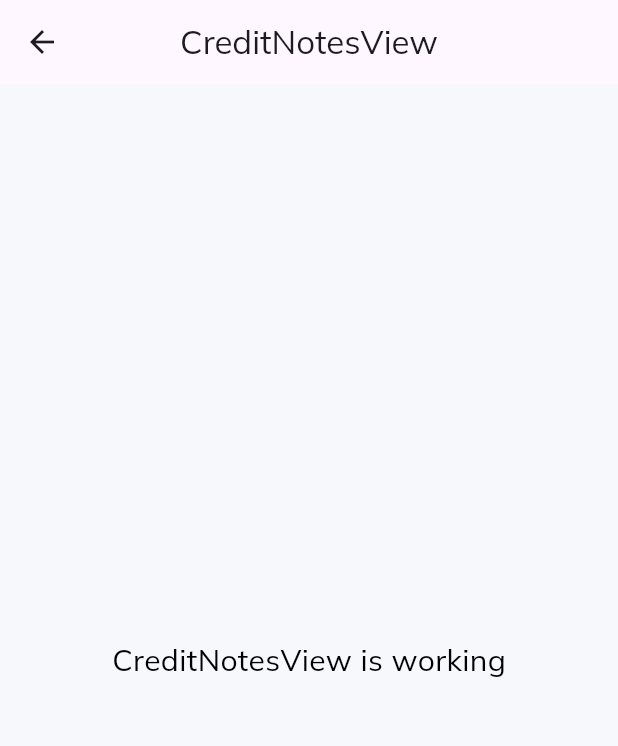
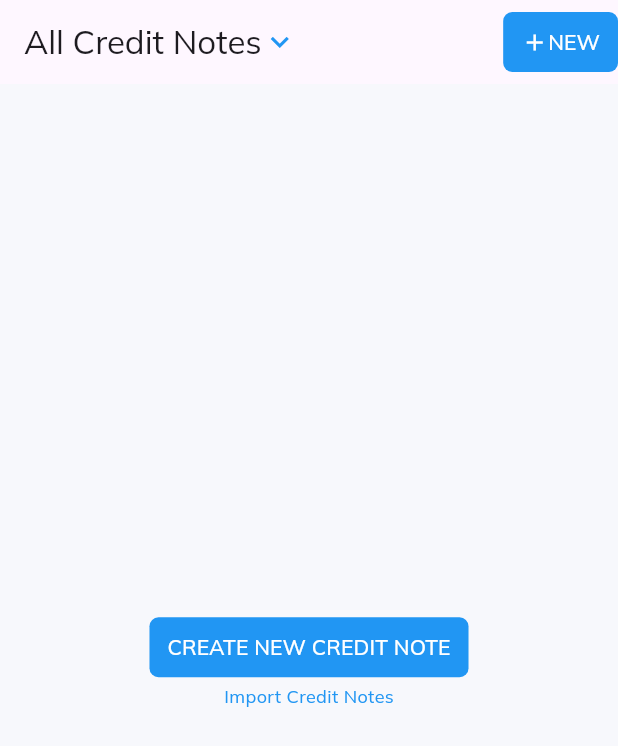
Before and after one commit to DinuchDev/vet-inventory-management, a Flutter app: the CreditNotesView screen opened directly, on a phone screen of 412 x 824 dp. Shown: the top 746 px of the screen. Run offline on Flutter 3.47's test engine with Material 3 defaults, Android fonts, the phone set to English and light mode, and no system bars; our stand-ins replace charts_flutter, data_table_2, get, google_fonts.

Commit message:
feat: credit_notes

```diff
--- a/lib/app/modules/sales/credit_notes/views/credit_notes_view.dart
+++ b/lib/app/modules/sales/credit_notes/views/credit_notes_view.dart
@@ -6,19 +6,68 @@ import '../controllers/credit_notes_controller.dart';
 
 class CreditNotesView extends GetView<CreditNotesController> {
   const CreditNotesView({super.key});
+
   @override
   Widget build(BuildContext context) {
     return Scaffold(
-      appBar: AppBar(
-        title: const Text('CreditNotesView'),
-        centerTitle: true,
-      ),
-      body: const Center(
-        child: Text(
-          'CreditNotesView is working',
-          style: TextStyle(fontSize: 20),
-        ),
-      ),
-    );
+        appBar: AppBar(
+            automaticallyImplyLeading: false,
+            title: Row(
+              mainAxisSize: MainAxisSize.min,
+              // Prevents it from taking full width
+              children: const [
+                Text('All Credit Notes'),
+                Icon(Icons.keyboard_arrow_down, color: Colors.blue),
+              ],
+            ),
+            actions: [
+              Row(
+                children: [
+                  TextButton(
+                    onPressed: () {},
+                    style: TextButton.styleFrom(
+                      backgroundColor: Colors.blue,
+                      shape: RoundedRectangleBorder(
+                        borderRadius:
+                            BorderRadius.circular(6), // Adjust the radius
+                      ),
+                    ),
+                    child: Row(
+                      children: [
+                        Icon(Icons.add, color: Colors.white),
+                        const Text(
+                          'NEW',
+                          style: TextStyle(color: Colors.white),
+                        ),
+                      ],
+                    ),
+                  ),
+                ],
+              )
+            ]),
+        body: Center(
+          child: Column(
+            mainAxisAlignment: MainAxisAlignment.center,
+            children: [
+              TextButton(
+                onPressed: () {},
+                style: TextButton.styleFrom(
+                  backgroundColor: Colors.blue,
+                  shape: RoundedRectangleBorder(
+                    borderRadius: BorderRadius.circular(6), // Adjust the radius
+                  ),
+                ),
+                child: const Text(
+                  'CREATE NEW CREDIT NOTE',
+                  style: TextStyle(color: Colors.white),
+                ),
+              ),
+              Text(
+                'Import Credit Notes',
+                style: TextStyle(fontSize: 12, color: Colors.blue),
+              )
+            ],
+          ),
+        ));
   }
 }
```
